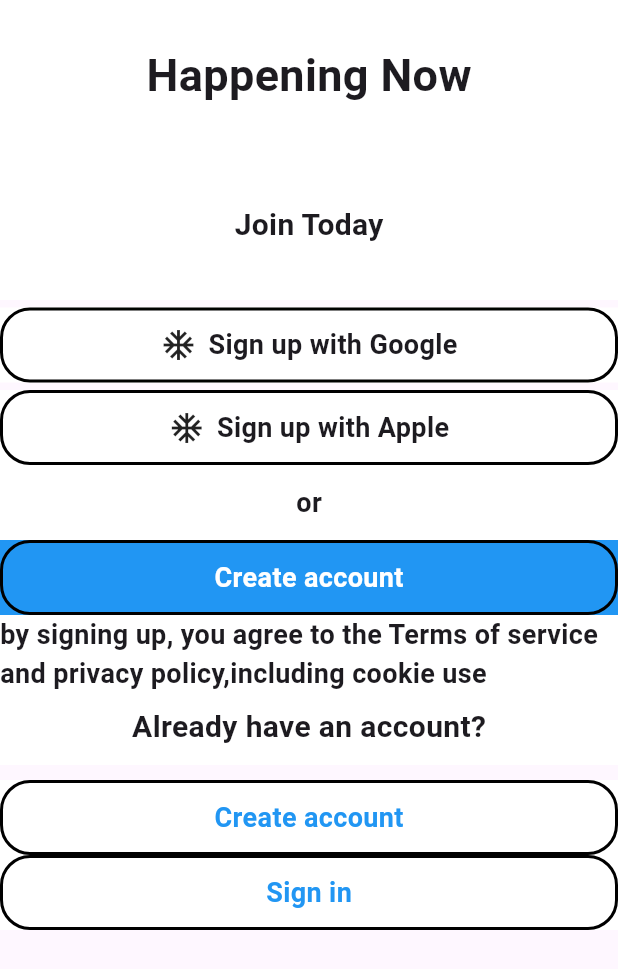
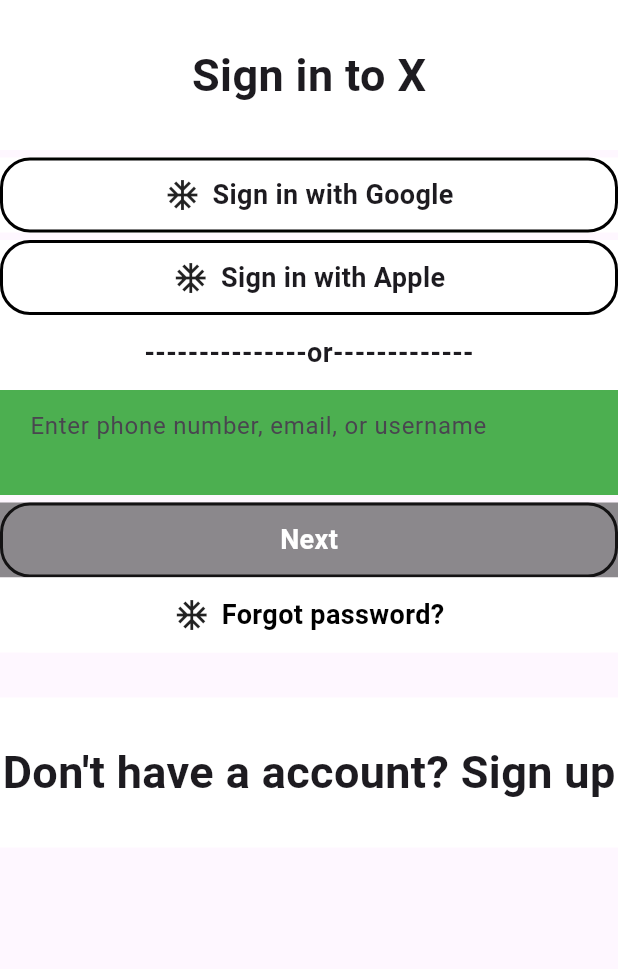
Before and after one commit to MudeNalinNaik/list_data, a Flutter app: the screen it shows after launch, on a phone screen of 412 x 824 dp. Shown: the top 969 px of the screen. Run offline on Flutter 3.47's test engine with Material 3 defaults, Android fonts, the phone set to English and light mode, and no system bars.

Commit message:
twitterloginpage02

```diff
--- a/lib/main.dart
+++ b/lib/main.dart
@@ -35,22 +35,11 @@ class _HomepageState extends State<Homepage> {
             color: Colors.white,
             child: const Center(
               child: Text(
-                'Happening Now',
+                'Sign in to X',
                 style: TextStyle(fontWeight: FontWeight.bold, fontSize: 30),
               ),
             ),
           ), //cont 1
-          Container(
-            height: 100,
-            width: MediaQuery.of(context).size.width,
-            color: Colors.white,
-            child: const Center(
-              child: Text(
-                'Join Today',
-                style: TextStyle(fontWeight: FontWeight.bold, fontSize: 20),
-              ),
-            ),
-          ), //cont 2
           SizedBox(height: 5,width: MediaQuery.of(context).size.width,),
           Container(
             height: 50,
@@ -80,14 +69,14 @@ class _HomepageState extends State<Homepage> {
                       child: Icon(Icons.ac_unit), // Use the appropriate Google icon
                     ),
                     Text(
-                      'Sign up with Google',
+                      'Sign in with Google',
                       style: TextStyle(fontWeight: FontWeight.bold, fontSize: 18),
                     ),
                   ],
                 ),
               ),
             ),
-          ), // cont 3
+          ), // cont 2
           SizedBox(height: 5,width: MediaQuery.of(context).size.width,),
           Container(
             height: 50,
@@ -117,29 +106,45 @@ class _HomepageState extends State<Homepage> {
                       child: Icon(Icons.ac_unit), // Use the appropriate Google icon
                     ),
                     Text(
-                      'Sign up with Apple',
+                      'Sign in with Apple',
                       style: TextStyle(fontWeight: FontWeight.bold, fontSize: 18),
                     ),
                   ],
                 ),
               ),
             ),
-          ),//cont 4
+          ),//cont 3
           Container(
             height: 50,
             width: MediaQuery.of(context).size.width,
             color: Colors.white,
             child: const Center(
               child: Text(
-                'or',
+                '---------------or-------------',
                 style: TextStyle(fontWeight: FontWeight.bold, fontSize: 18),
               ),
             ),
-          ), // cont 5
+          ), // cont 4
+          Container(
+            padding: EdgeInsets.symmetric(horizontal: 20),
+            height: 70,
+            width: 700,
+            decoration: BoxDecoration(
+              color: Colors.green,
+            ),
+            child: TextField(
+              decoration: InputDecoration(
+                border: InputBorder.none,
+                hintText: 'Enter phone number, email, or username',
+              ),
+            ),
+          ),
+          //cont 5
+          SizedBox(height: 5,width: MediaQuery.of(context).size.width,),
           Container(
             height: 50,
             width: 700,
-            color: Colors.blue,
+            color: Colors.black45,
             child: Container(
               decoration: BoxDecoration(
                 borderRadius: BorderRadius.horizontal(
@@ -147,65 +152,7 @@ class _HomepageState extends State<Homepage> {
                   right: Radius.circular(20),
                 ),
                 border: Border.all(
-                  color: Colors.black,
-                  width: 2, // Set your desired border width
-                ),
-                color: Colors.blue
-              ),
-              child: ClipRRect(
-                borderRadius: BorderRadius.horizontal(
-                  left: Radius.circular(18), // Adjusted to account for border width
-                  right: Radius.circular(18), // Adjusted to account for border width
-                ),
-                child: Row(
-                  mainAxisAlignment: MainAxisAlignment.center,
-                  children: [
-
-                    Text(
-                      'Create account',
-                      style: TextStyle(fontWeight: FontWeight.bold, fontSize: 18,color: Colors.white),
-                    ),
-                  ],
-                ),
-              ),
-            ),
-          ), //cont 6
-          Container(
-            height: 50,
-            width: MediaQuery.of(context).size.width,
-            color: Colors.white,
-            child: const Center(
-              child: Text(
-                'by signing up, you agree to the Terms of service and privacy '
-                    'policy,including cookie use',
-                style: TextStyle(fontWeight: FontWeight.bold, fontSize: 18),
-              ),
-            ),
-          ), //cont 7
-          Container(
-            height: 50,
-            width: MediaQuery.of(context).size.width,
-            color: Colors.white,
-            child: const Center(
-              child: Text(
-                'Already have an account?',
-                style: TextStyle(fontWeight: FontWeight.bold, fontSize: 20),
-              ),
-            ),
-          ), //cont 8
-          SizedBox(height: 10,width: MediaQuery.of(context).size.width,),
-          Container(
-            height: 50,
-            width: 700,
-            color: Colors.white,
-            child: Container(
-              decoration: BoxDecoration(
-                borderRadius: BorderRadius.horizontal(
-                  left: Radius.circular(20),
-                  right: Radius.circular(20),
-                ),
-                border: Border.all(
-                  color: Colors.black,
+                  color: Colors.black87,
                   width: 2, // Set your desired border width
                 ),
               ),
@@ -219,14 +166,14 @@ class _HomepageState extends State<Homepage> {
                   children: [
 
                     Text(
-                      'Create account',
-                      style: TextStyle(fontWeight: FontWeight.bold, fontSize: 18,color: Colors.blue),
+                      'Next',
+                      style: TextStyle(fontWeight: FontWeight.bold, fontSize: 18,color: Colors.white),
                     ),
                   ],
                 ),
               ),
             ),
-          ), // cont 8
+          ),//cont 6
           Container(
             height: 50,
             width: 700,
@@ -238,7 +185,7 @@ class _HomepageState extends State<Homepage> {
                   right: Radius.circular(20),
                 ),
                 border: Border.all(
-                  color: Colors.black,
+                  color: Colors.white,
                   width: 2, // Set your desired border width
                 ),
               ),
@@ -250,16 +197,31 @@ class _HomepageState extends State<Homepage> {
                 child: Row(
                   mainAxisAlignment: MainAxisAlignment.center,
                   children: [
-
+                    Padding(
+                      padding: const EdgeInsets.only(right: 8.0),
+                      child: Icon(Icons.ac_unit), // Use the appropriate Google icon
+                    ),
                     Text(
-                      'Sign in',
-                      style: TextStyle(fontWeight: FontWeight.bold, fontSize: 18,color: Colors.blue),
+                      'Forgot password?',
+                      style: TextStyle(fontWeight: FontWeight.bold, fontSize: 18,color: Colors.black),
                     ),
                   ],
                 ),
               ),
             ),
-          ), //cont 9
+          ), //cont 7
+          SizedBox(height: 30,width: MediaQuery.of(context).size.width,),
+          Container(
+            height: 100,
+            width: MediaQuery.of(context).size.width,
+            color: Colors.white,
+            child: const Center(
+              child: Text(
+                "Don't have a account? Sign up",
+                style: TextStyle(fontWeight: FontWeight.bold, fontSize: 30),
+              ),
+            ),
+          ), //cont 8
         ],
       ),
     );
```
Lines whose indentation alone changed are shown as unchanged.
